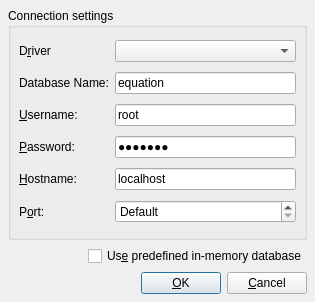
Above: src/dialogs/qsql_connection_dialog/qsql_connection_dialog.ui from ATetiukhin/QMathematics before the change. Below: the same form after it.
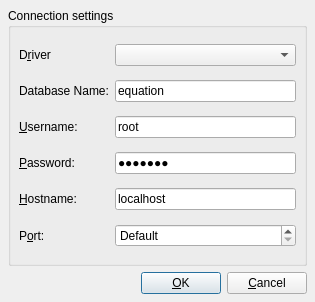
That is the form after the change.

```diff
--- a/src/dialogs/qsql_connection_dialog/qsql_connection_dialog.ui
+++ b/src/dialogs/qsql_connection_dialog/qsql_connection_dialog.ui
@@ -153,26 +153,6 @@
      <property name="margin">
       <number>0</number>
      </property>
-     <item>
-      <spacer>
-       <property name="orientation">
-        <enum>Qt::Horizontal</enum>
-       </property>
-       <property name="sizeHint" stdset="0">
-        <size>
-         <width>40</width>
-         <height>20</height>
-        </size>
-       </property>
-      </spacer>
-     </item>
-     <item>
-      <widget class="QCheckBox" name="dbCheckBox">
-       <property name="text">
-        <string>Us&amp;e predefined in-memory database</string>
-       </property>
-      </widget>
-     </item>
     </layout>
    </item>
    <item>
```
Left out of the diff: 1 changed line with no effect on the pictures.
